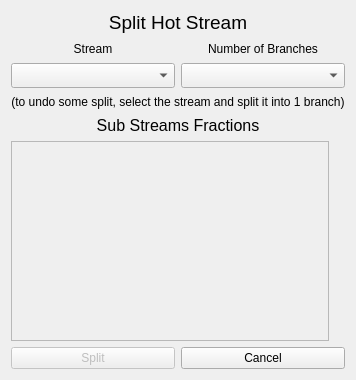
First picture: the form in interface/divisao.ui, repository CarlosTadeuVassoler/MPinch, before the edit.
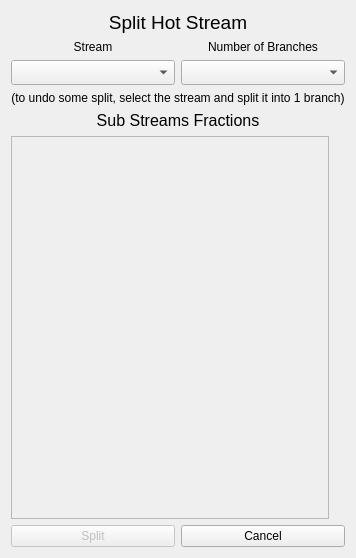
Second picture: the form after the edit.

```diff
--- a/interface/divisao.ui
+++ b/interface/divisao.ui
@@ -7,7 +7,7 @@
     <x>0</x>
     <y>0</y>
     <width>338</width>
-    <height>380</height>
+    <height>558</height>
    </rect>
   </property>
   <property name="windowTitle">
@@ -123,7 +123,7 @@
        <property name="maximumSize">
         <size>
          <width>318</width>
-         <height>200</height>
+         <height>16777215</height>
         </size>
        </property>
        <property name="widgetResizable">
@@ -135,7 +135,7 @@
           <x>0</x>
           <y>0</y>
           <width>316</width>
-          <height>196</height>
+          <height>374</height>
          </rect>
         </property>
         <layout class="QVBoxLayout" name="verticalLayout_4">
```
